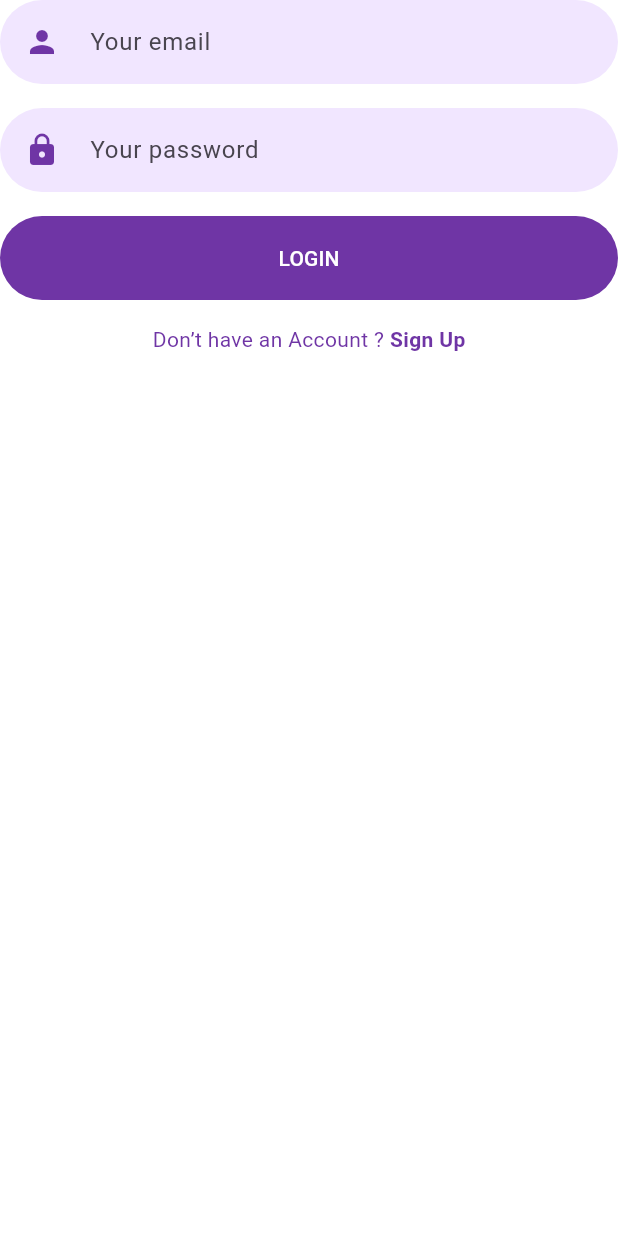
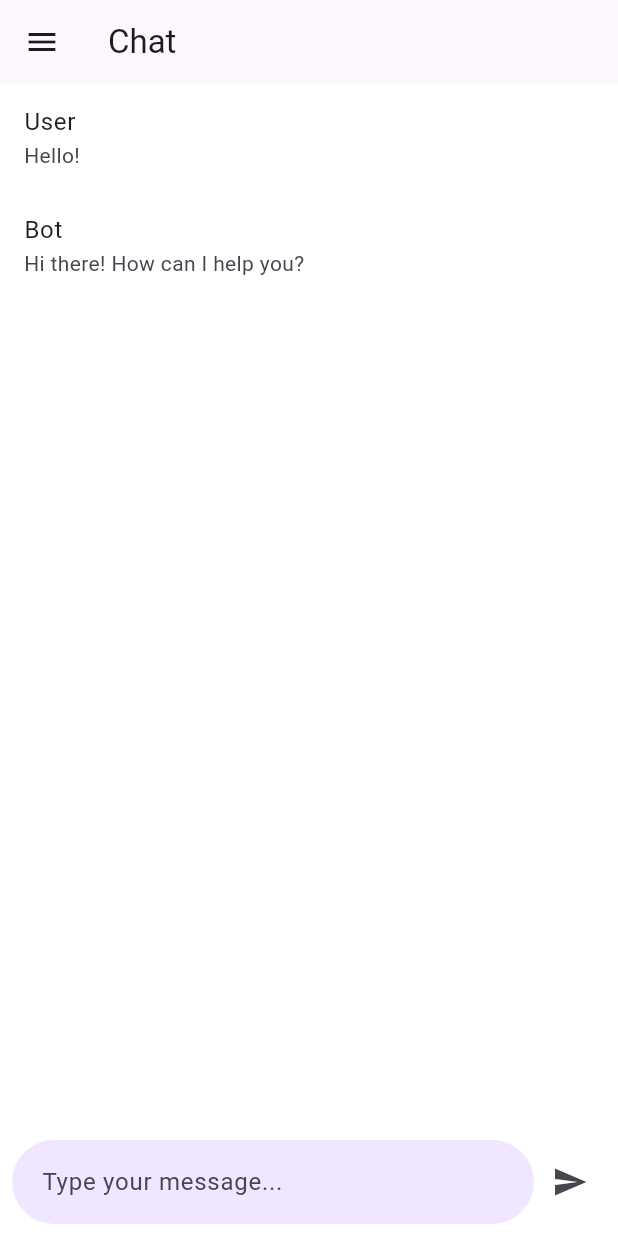
Before and after one commit to NeuronaBens/CalmbotMobile, a Flutter app: the LoginForm widget shown alone on an empty page, opened directly, after a tap on "LOGIN", on a phone screen of 412 x 824 dp. Run offline on Flutter 3.47's test engine with Material 3 defaults, Android fonts, the phone set to English and light mode, and no system bars; our stand-ins replace flutter_svg.

Commit message:
feat: added chat and hamburger menu

```diff
--- /dev/null
+++ b/lib/Models/message_model.dart
@@ -0,0 +1,7 @@
+// message_model.dart
+class Message {
+  final String sender;
+  final String text;
+
+  Message({required this.sender, required this.text});
+}
--- /dev/null
+++ b/lib/Screens/Chat/chat_screen.dart
@@ -0,0 +1,77 @@
+// chat_screen.dart
+import 'package:flutter/material.dart';
+import '../../Components/app_menu.dart';
+import '../../Models/message_model.dart';
+
+class ChatScreen extends StatefulWidget {
+  const ChatScreen({Key? key}) : super(key: key);
+
+  @override
+  // ignore: library_private_types_in_public_api
+  _ChatScreenState createState() => _ChatScreenState();
+}
+
+class _ChatScreenState extends State<ChatScreen> {
+  final List<Message> _messages = [
+    Message(sender: 'User', text: 'Hello!'),
+    Message(sender: 'Bot', text: 'Hi there! How can I help you?'),
+  ];
+
+  @override
+  Widget build(BuildContext context) {
+    return Scaffold(
+      appBar: AppBar(
+        title: const Text('Chat'),
+      ),
+      drawer: DisplayableMenu(),
+      body: Column(
+        children: [
+          Expanded(
+            child: ListView.builder(
+              itemCount: _messages.length,
+              itemBuilder: (context, index) {
+                final message = _messages[index];
+                return ListTile(
+                  title: Text(message.sender),
+                  subtitle: Text(message.text),
+                );
+              },
+            ),
+          ),
+          _buildInputField(),
+        ],
+      ),
+    );
+  }
+
+  Widget _buildInputField() {
+    return Padding(
+      padding: const EdgeInsets.all(8.0),
+      child: Row(
+        children: [
+          const Expanded(
+            child: TextField(
+              decoration: InputDecoration(
+                hintText: 'Type your message...',
+              ),
+            ),
+          ),
+          IconButton(
+            icon: const Icon(Icons.send),
+            onPressed: () {
+              // TODO: Send message functionality (use API when available)
+              // For now, add a dummy message to the list
+              _addMessage(Message(sender: 'User', text: 'Dummy message'));
+            },
+          ),
+        ],
+      ),
+    );
+  }
+
+  void _addMessage(Message message) {
+    setState(() {
+      _messages.add(message);
+    });
+  }
+}
--- a/lib/Screens/Login/components/login_form.dart
+++ b/lib/Screens/Login/components/login_form.dart
@@ -1,8 +1,9 @@
 import 'package:flutter/material.dart';
 
-import '../../../components/already_have_an_account_acheck.dart';
+import '../../../Components/already_have_an_account_acheck.dart';
 import '../../../constants.dart';
 import '../../Signup/signup_screen.dart';
+import '../../Chat/chat_screen.dart';
 
 class LoginForm extends StatelessWidget {
   const LoginForm({
@@ -44,7 +45,18 @@ class LoginForm extends StatelessWidget {
           ),
           //const SizedBox(height: defaultPadding),
           ElevatedButton(
-            onPressed: () {},
+            // here we define where login takes/do
+            // TODO
+            onPressed: () {
+              Navigator.push(
+                context,
+                MaterialPageRoute(
+                  builder: (context) {
+                    return const ChatScreen();
+                  },
+                ),
+              );
+            },
             child: Text(
               "Login".toUpperCase(),
             ),
--- a/lib/Screens/Login/components/login_screen_top_image.dart
+++ b/lib/Screens/Login/components/login_screen_top_image.dart
@@ -1,7 +1,4 @@
 import 'package:flutter/material.dart';
-import 'package:flutter_svg/flutter_svg.dart';
-
-import '../../../constants.dart';
 
 class LoginScreenTopImage extends StatelessWidget {
   const LoginScreenTopImage({
@@ -17,7 +14,8 @@ class LoginScreenTopImage extends StatelessWidget {
             const Spacer(),
             Expanded(
               flex: 24,
-              child: Image.asset("assets/images/playful1.png"), // Changed to use a PNG image
+              child: Image.asset(
+                  "assets/images/playful1.png"), // Changed to use a PNG image
             ),
             const Spacer(),
           ],
--- a/lib/Screens/Login/login_screen.dart
+++ b/lib/Screens/Login/login_screen.dart
@@ -1,9 +1,9 @@
 import 'package:flutter/material.dart';
 import '../../responsive.dart';
 
-import '../../components/background.dart';
-import 'components/login_form.dart';
-import 'components/login_screen_top_image.dart';
+import '../../Components/background.dart';
+import 'Components/login_form.dart';
+import 'Components/login_screen_top_image.dart';
 
 class LoginScreen extends StatelessWidget {
   const LoginScreen({Key? key}) : super(key: key);
--- a/lib/Screens/Signup/components/sign_up_top_image.dart
+++ b/lib/Screens/Signup/components/sign_up_top_image.dart
@@ -1,5 +1,4 @@
 import 'package:flutter/material.dart';
-import 'package:flutter_svg/flutter_svg.dart';
 
 import '../../../constants.dart';
 
--- a/lib/Screens/Signup/components/signup_form.dart
+++ b/lib/Screens/Signup/components/signup_form.dart
@@ -1,6 +1,6 @@
 import 'package:flutter/material.dart';
 
-import '../../../components/already_have_an_account_acheck.dart';
+import '../../../Components/already_have_an_account_acheck.dart';
 import '../../../constants.dart';
 import '../../Login/login_screen.dart';
 
@@ -44,6 +44,8 @@ class SignUpForm extends StatelessWidget {
           ),
           const SizedBox(height: defaultPadding / 2),
           ElevatedButton(
+            // here we define where login takes/do
+            // TODO
             onPressed: () {},
             child: Text("Sign Up".toUpperCase()),
           ),
--- a/lib/Screens/Signup/components/socal_sign_up.dart
+++ b/lib/Screens/Signup/components/socal_sign_up.dart
@@ -1,7 +1,7 @@
 // import 'package:flutter/material.dart';
 
-// import '../../../screens/Signup/components/or_divider.dart';
-// import '../../../screens/Signup/components/social_icon.dart';
+// import '../../../screens/Signup/Components/or_divider.dart';
+// import '../../../screens/Signup/Components/social_icon.dart';
 
 // class SocalSignUp extends StatelessWidget {
 //   const SocalSignUp({
--- a/lib/Screens/Signup/signup_screen.dart
+++ b/lib/Screens/Signup/signup_screen.dart
@@ -1,9 +1,9 @@
 import 'package:flutter/material.dart';
 import '../../constants.dart';
 import '../../responsive.dart';
-import '../../components/background.dart';
-import 'components/sign_up_top_image.dart';
-import 'components/signup_form.dart';
+import '../../Components/background.dart';
+import 'Components/sign_up_top_image.dart';
+import 'Components/signup_form.dart';
 
 class SignUpScreen extends StatelessWidget {
   const SignUpScreen({Key? key}) : super(key: key);
--- a/lib/Screens/Welcome/welcome_screen.dart
+++ b/lib/Screens/Welcome/welcome_screen.dart
@@ -1,9 +1,9 @@
 import 'package:flutter/material.dart';
 
-import '../../components/background.dart';
+import '../../Components/background.dart';
 import '../../responsive.dart';
-import 'components/login_signup_btn.dart';
-import 'components/welcome_image.dart';
+import 'Components/login_signup_btn.dart';
+import 'Components/welcome_image.dart';
 
 class WelcomeScreen extends StatelessWidget {
   const WelcomeScreen({Key? key}) : super(key: key);
```
Also changed, not shown: lib/Components/app_menu.dart (added, +147 -0 lines).
